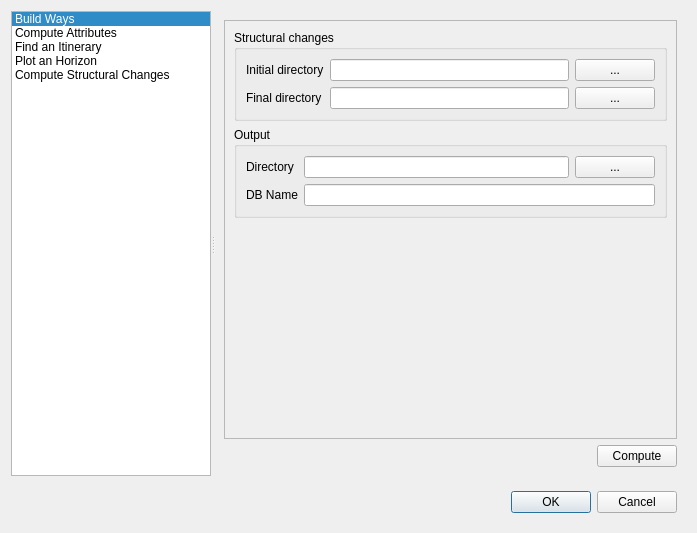
Before: the Qt Designer form src/morpheo/gui/ui/morpheo_dialog.ui in MorphoCity/morpheo-plugin, drawn with Qt 5.
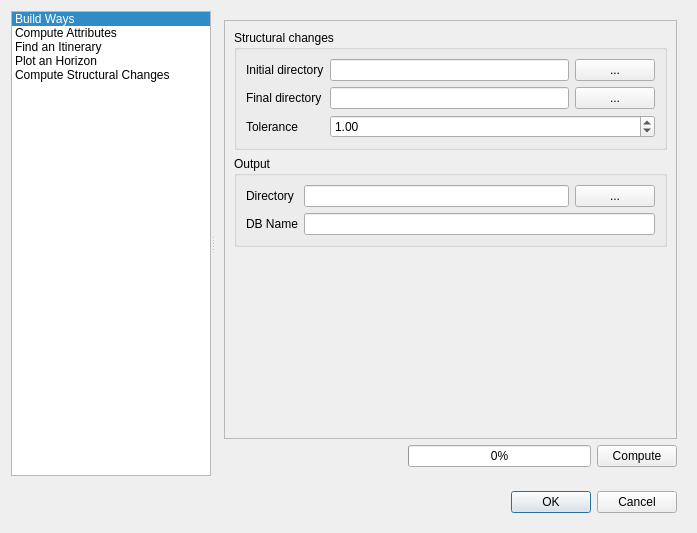
After: the same form once the commit is applied. The open tabs and pages were chosen to show the change.

Commit message: QGIS Plugin: add compute structural difference

Patch:
```diff
--- a/src/morpheo/gui/ui/morpheo_dialog.ui
+++ b/src/morpheo/gui/ui/morpheo_dialog.ui
@@ -873,7 +873,7 @@
                 <x>0</x>
                 <y>0</y>
                 <width>453</width>
-                <height>222</height>
+                <height>255</height>
                </rect>
               </property>
               <property name="sizePolicy">
@@ -937,6 +937,20 @@
                     </item>
                    </layout>
                   </item>
+                  <item row="2" column="1">
+                   <widget class="QDoubleSpinBox" name="spxStructuralDiffTolerance">
+                    <property name="value">
+                     <double>1.000000000000000</double>
+                    </property>
+                   </widget>
+                  </item>
+                  <item row="2" column="0">
+                   <widget class="QLabel" name="lStructuralDiffTolerance">
+                    <property name="text">
+                     <string>Tolerance</string>
+                    </property>
+                   </widget>
+                  </item>
                  </layout>
                 </widget>
                </item>
@@ -1005,6 +1019,13 @@
                </property>
               </spacer>
              </item>
+             <item>
+              <widget class="QProgressBar" name="pgbComputeStructuralDiff">
+               <property name="value">
+                <number>0</number>
+               </property>
+              </widget>
+             </item>
              <item>
               <widget class="QPushButton" name="pbnComputeStructuralDiff">
                <property name="text">
```
The commit also changes 1 other file.
